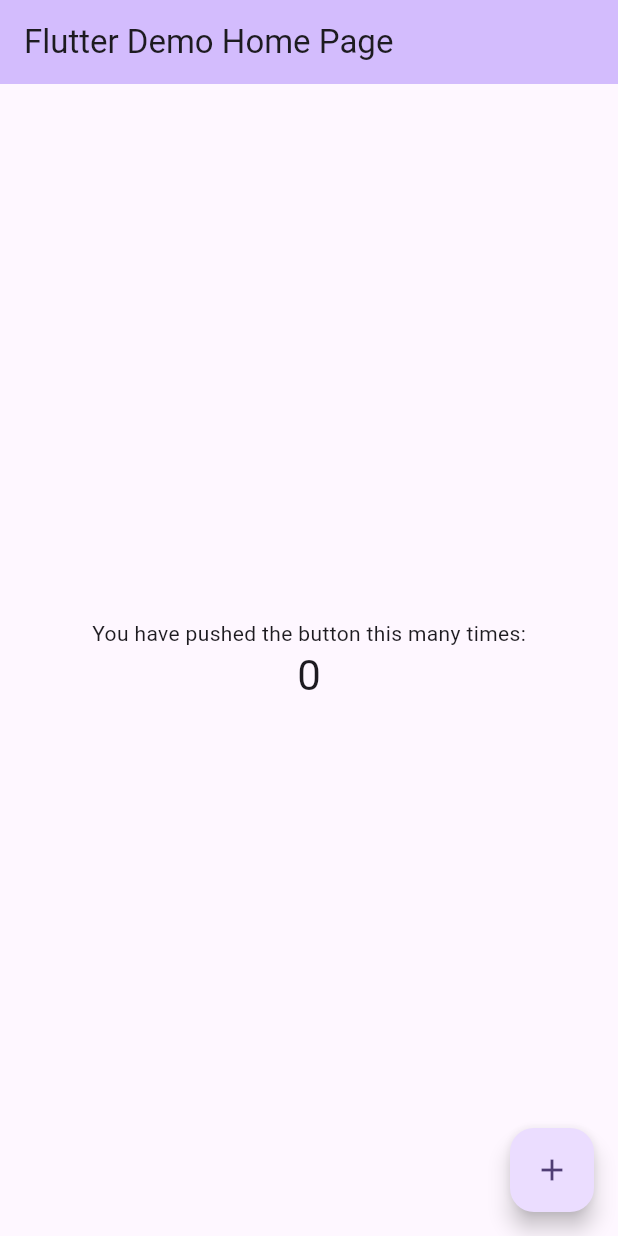
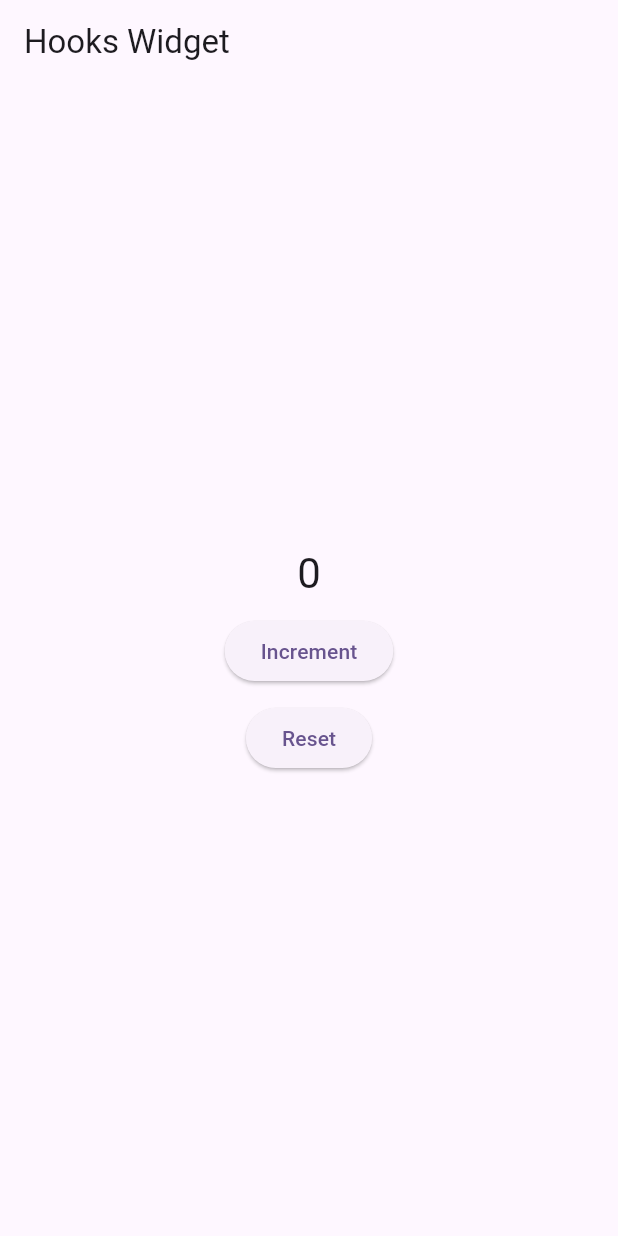
Before and after one commit to sakurakotubaki/udemy_hooks, a Flutter app: the screen it shows after launch, on a phone screen of 412 x 824 dp. Run offline on Flutter 3.47's test engine with Material 3 defaults, Android fonts, the phone set to English and light mode, and no system bars; our stand-ins replace flutter_hooks.

Commit message:
added: hooks

```diff
--- a/lib/main.dart
+++ b/lib/main.dart
@@ -1,4 +1,5 @@
 import 'package:flutter/material.dart';
+import 'package:flutter_hooks/flutter_hooks.dart';
 
 void main() {
   runApp(const MyApp());
@@ -7,116 +8,46 @@ void main() {
 class MyApp extends StatelessWidget {
   const MyApp({super.key});
 
-  // This widget is the root of your application.
   @override
   Widget build(BuildContext context) {
     return MaterialApp(
       title: 'Flutter Demo',
       theme: ThemeData(
-        // This is the theme of your application.
-        //
-        // TRY THIS: Try running your application with "flutter run". You'll see
-        // the application has a purple toolbar. Then, without quitting the app,
-        // try changing the seedColor in the colorScheme below to Colors.green
-        // and then invoke "hot reload" (save your changes or press the "hot
-        // reload" button in a Flutter-supported IDE, or press "r" if you used
-        // the command line to start the app).
-        //
-        // Notice that the counter didn't reset back to zero; the application
-        // state is not lost during the reload. To reset the state, use hot
-        // restart instead.
-        //
-        // This works for code too, not just values: Most code changes can be
-        // tested with just a hot reload.
         colorScheme: ColorScheme.fromSeed(seedColor: Colors.deepPurple),
       ),
-      home: const MyHomePage(title: 'Flutter Demo Home Page'),
+      home: const MyHomePage(),
     );
   }
 }
 
-class MyHomePage extends StatefulWidget {
-  const MyHomePage({super.key, required this.title});
-
-  // This widget is the home page of your application. It is stateful, meaning
-  // that it has a State object (defined below) that contains fields that affect
-  // how it looks.
-
-  // This class is the configuration for the state. It holds the values (in this
-  // case the title) provided by the parent (in this case the App widget) and
-  // used by the build method of the State. Fields in a Widget subclass are
-  // always marked "final".
-
-  final String title;
-
-  @override
-  State<MyHomePage> createState() => _MyHomePageState();
-}
-
-class _MyHomePageState extends State<MyHomePage> {
-  int _counter = 0;
-
-  void _incrementCounter() {
-    setState(() {
-      // This call to setState tells the Flutter framework that something has
-      // changed in this State, which causes it to rerun the build method below
-      // so that the display can reflect the updated values. If we changed
-      // _counter without calling setState(), then the build method would not be
-      // called again, and so nothing would appear to happen.
-      _counter++;
-    });
-  }
+class MyHomePage extends HookWidget {
+  const MyHomePage({super.key});
 
   @override
   Widget build(BuildContext context) {
-    // This method is rerun every time setState is called, for instance as done
-    // by the _incrementCounter method above.
-    //
-    // The Flutter framework has been optimized to make rerunning build methods
-    // fast, so that you can just rebuild anything that needs updating rather
-    // than having to individually change instances of widgets.
+    final count = useState(0);
     return Scaffold(
-      appBar: AppBar(
-        // TRY THIS: Try changing the color here to a specific color (to
-        // Colors.amber, perhaps?) and trigger a hot reload to see the AppBar
-        // change color while the other colors stay the same.
-        backgroundColor: Theme.of(context).colorScheme.inversePrimary,
-        // Here we take the value from the MyHomePage object that was created by
-        // the App.build method, and use it to set our appbar title.
-        title: Text(widget.title),
-      ),
+      appBar: AppBar(title: const Text('Hooks Widget')),
       body: Center(
-        // Center is a layout widget. It takes a single child and positions it
-        // in the middle of the parent.
         child: Column(
-          // Column is also a layout widget. It takes a list of children and
-          // arranges them vertically. By default, it sizes itself to fit its
-          // children horizontally, and tries to be as tall as its parent.
-          //
-          // Column has various properties to control how it sizes itself and
-          // how it positions its children. Here we use mainAxisAlignment to
-          // center the children vertically; the main axis here is the vertical
-          // axis because Columns are vertical (the cross axis would be
-          // horizontal).
-          //
-          // TRY THIS: Invoke "debug painting" (choose the "Toggle Debug Paint"
-          // action in the IDE, or press "p" in the console), to see the
-          // wireframe for each widget.
+          spacing: 10.0, // children: 内で余白を10.0開ける。
           mainAxisAlignment: MainAxisAlignment.center,
           children: <Widget>[
-            const Text('You have pushed the button this many times:'),
             Text(
-              '$_counter',
+              '${count.value}',
               style: Theme.of(context).textTheme.headlineMedium,
+            ),
+            ElevatedButton(
+              onPressed: () => count.value++,
+              child: const Text('Increment'),
+            ),
+            ElevatedButton(
+              onPressed: () => count.value = 0,
+              child: const Text('Reset'),
             ),
           ],
         ),
       ),
-      floatingActionButton: FloatingActionButton(
-        onPressed: _incrementCounter,
-        tooltip: 'Increment',
-        child: const Icon(Icons.add),
-      ), // This trailing comma makes auto-formatting nicer for build methods.
     );
   }
 }
```
Also changed, not shown: pubspec.yaml (+12 -0 lines), pubspec.lock, 1 other file.
